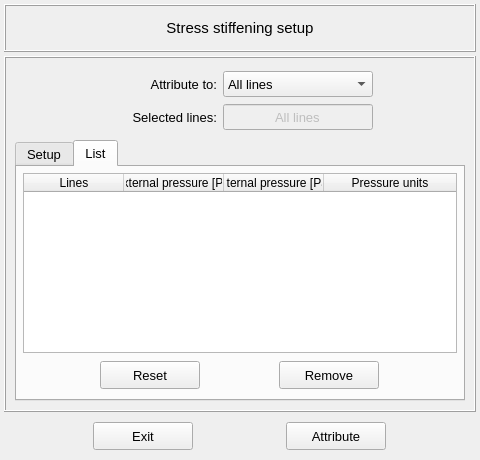
Old version of the form pulse/interface/data/ui_files/model/setup/structural/stress_stiffening_input.ui in the repository open-pulse/OpenPulse.
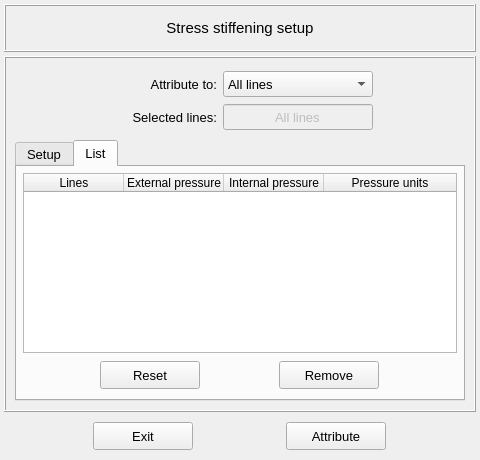
New version of the form. The open tabs and pages were chosen to show the change.

What changed in the file:
```diff
--- a/pulse/interface/data/ui_files/model/setup/structural/stress_stiffening_input.ui
+++ b/pulse/interface/data/ui_files/model/setup/structural/stress_stiffening_input.ui
@@ -823,7 +823,7 @@
             </column>
             <column>
              <property name="text">
-              <string>External pressure [Pa]</string>
+              <string>External pressure</string>
              </property>
              <property name="textAlignment">
               <set>AlignCenter</set>
@@ -831,7 +831,7 @@
             </column>
             <column>
              <property name="text">
-              <string>Internal pressure [Pa]</string>
+              <string>Internal pressure</string>
              </property>
              <property name="textAlignment">
               <set>AlignCenter</set>
```
